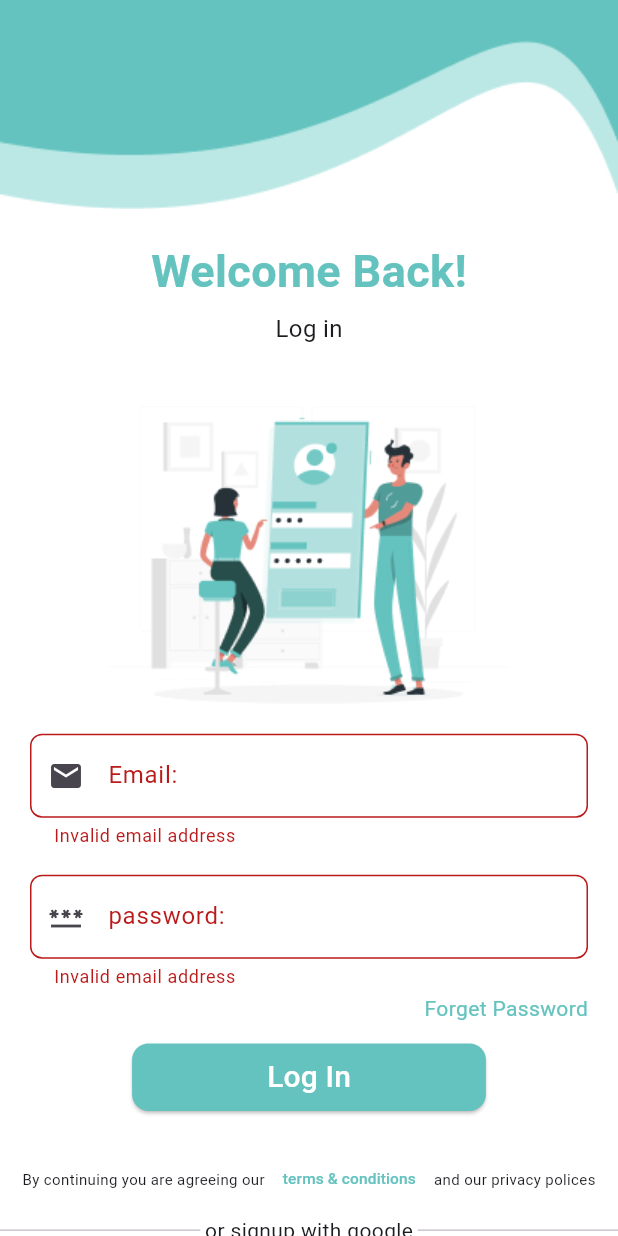
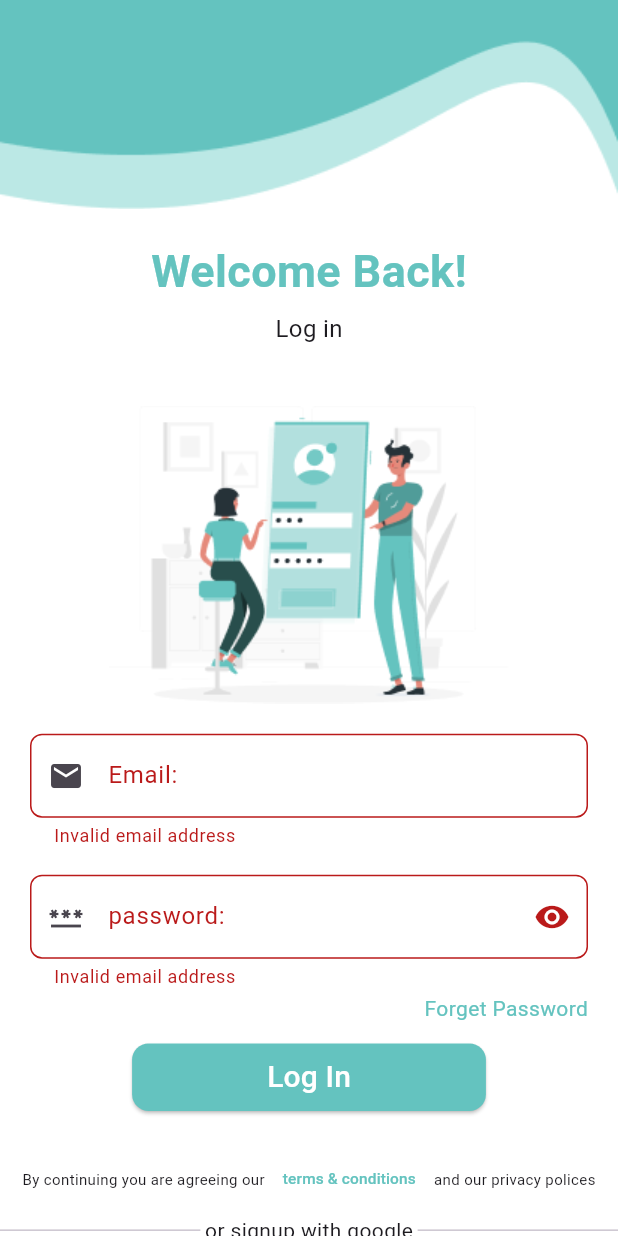
Before and after one commit to badri784/meal_net, a Flutter app: the LogInScreen screen opened directly, after a tap on "Log In", on a phone screen of 412 x 824 dp. Run offline on Flutter 3.47's test engine with Material 3 defaults, Android fonts, the phone set to English and light mode, and no system bars; our stand-ins replace firebase_auth, firebase_core, flutter_screenutil; missing offline and left inert: firebase_app_check; accounts and stored records are empty.

```diff
--- a/lib/screen/auth/helloscreen.dart
+++ b/lib/screen/auth/helloscreen.dart
@@ -19,7 +19,7 @@ class Helloscreen extends StatelessWidget {
             child: Image.asset(
               'assets/image/Rectangle1.png',
               width: double.infinity,
-              height: isTablet ? height * 0.85 : height,
+              height: isTablet ? height * 0.75 : height,
               fit: BoxFit.cover,
             ),
           ),
--- a/lib/screen/auth/loginscreen.dart
+++ b/lib/screen/auth/loginscreen.dart
@@ -4,6 +4,7 @@ import 'package:firebase_auth/firebase_auth.dart';
 import 'package:flutter/material.dart';
 import 'package:flutter_screenutil/flutter_screenutil.dart';
 import 'package:meal/screen/auth/signupscreen.dart';
+import 'package:meal/screen/home.dart';
 
 class LogInScreen extends StatefulWidget {
   const LogInScreen({super.key});
@@ -22,6 +23,7 @@ class _LogInScreenState extends State<LogInScreen> {
     passWordController.dispose();
   }
 
+  bool heien = true;
   @override
   Widget build(BuildContext context) {
     final GlobalKey<FormState> key = GlobalKey<FormState>();
@@ -31,10 +33,21 @@ class _LogInScreenState extends State<LogInScreen> {
         final firebaseauth = FirebaseAuth.instance;
         final valied = key.currentState!.validate();
         if (!valied) return;
-        firebaseauth.signInWithEmailAndPassword(
-          email: emailController.text,
-          password: passWordController.text,
-        );
+        final UserCredential user = await firebaseauth
+            .signInWithEmailAndPassword(
+              email: emailController.text,
+              password: passWordController.text,
+            );
+
+        if (user.user != null) {
+          ScaffoldMessenger.of(context).clearSnackBars();
+          ScaffoldMessenger.of(
+            context,
+          ).showSnackBar(const SnackBar(content: Text('Log In succssesfly')));
+        }
+        Navigator.of(
+          context,
+        ).pushReplacement(MaterialPageRoute(builder: (_) => const Home()));
       } on FirebaseAuthException catch (e) {
         log(e.code);
       }
@@ -84,7 +97,7 @@ class _LogInScreenState extends State<LogInScreen> {
                         validator: (emailaddress) {
                           if (emailaddress == null ||
                               emailaddress.toString().trim().isEmpty ||
-                              emailaddress.contains('@')) {
+                              !emailaddress.contains('@')) {
                             return 'Invalid email address';
                           }
                           return null;
@@ -105,17 +118,27 @@ class _LogInScreenState extends State<LogInScreen> {
                         onSaved: (String? value) {
                           emailController.text = value!;
                         },
-                        validator: (emailaddress) {
-                          if (emailaddress == null ||
-                              emailaddress.toString().trim().isEmpty ||
-                              emailaddress.contains('@')) {
+                        validator: (password) {
+                          if (password == null ||
+                              password.toString().trim().isEmpty) {
                             return 'Invalid email address';
                           }
                           return null;
                         },
                         controller: passWordController,
+                        obscureText: heien,
                         keyboardType: TextInputType.multiline,
                         decoration: InputDecoration(
+                          suffixIcon: IconButton(
+                            onPressed: () {
+                              setState(() {
+                                heien != heien;
+                              });
+                            },
+                            icon: heien
+                                ? const Icon(Icons.visibility)
+                                : const Icon(Icons.visibility_off),
+                          ),
                           prefixIcon: const Icon(Icons.password),
                           labelText: 'password: ',
                           border: OutlineInputBorder(
```
Also changed, not shown: lib/main.dart (+16 -16 lines), lib/screen/auth/signupscreen.dart (+10 -0 lines), lib/screen/home.dart (added, +36 -0 lines).
